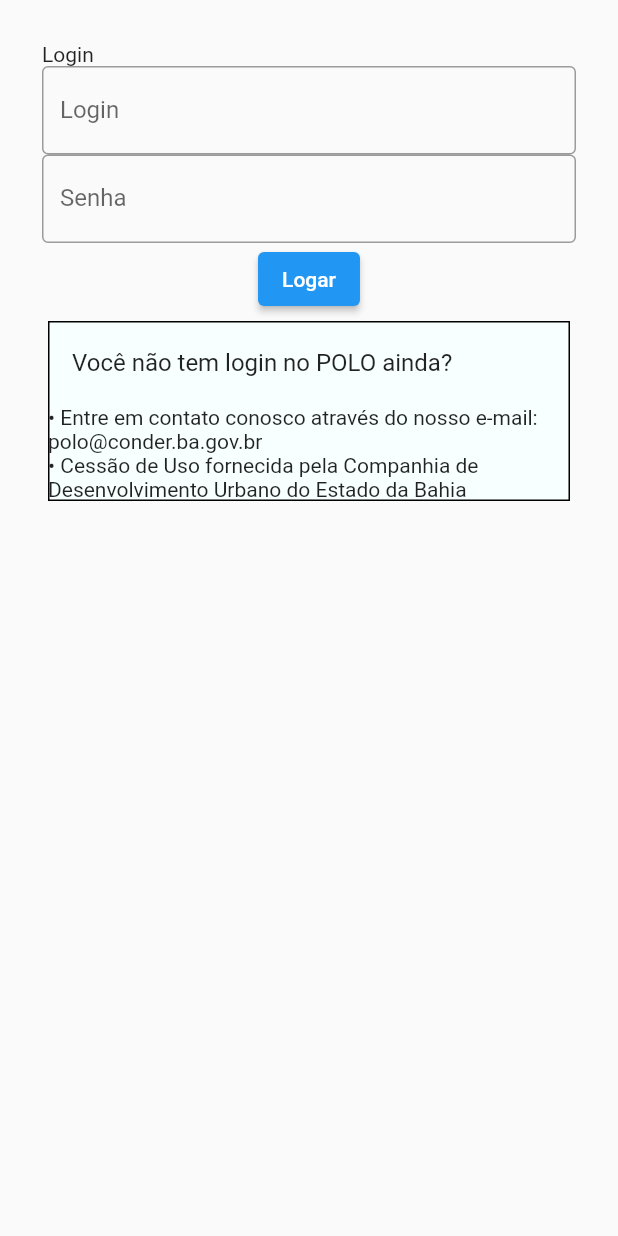
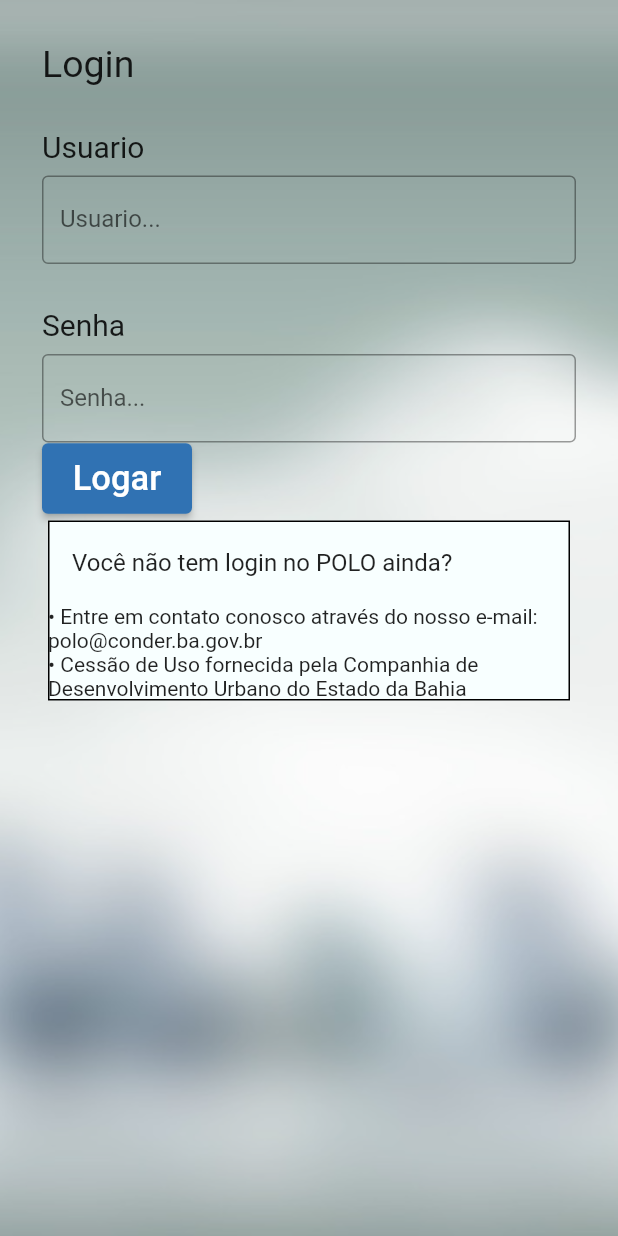
Before and after one commit to avmsantos/Polo, a Flutter app: the screen it shows after launch, on a phone screen of 412 x 824 dp. Run offline on Flutter 3.47's test engine with Material 2 defaults, Android fonts, the phone set to English and light mode, and no system bars.

Commit message:
subindo alteracoes

```diff
--- a/lib/homepage/home_page.dart
+++ b/lib/homepage/home_page.dart
@@ -7,6 +7,14 @@
   Widget build(BuildContext context) {
     return Scaffold(
       body: Container(
+        decoration: const BoxDecoration(
+          image: DecorationImage(
+            image: AssetImage(
+              'images/fundo.png',
+            ),
+            fit: BoxFit.cover,
+          ),
+        ),
         padding: const EdgeInsets.all(28),
         child: Column(
           children: [
@@ -14,25 +22,55 @@
               alignment: Alignment.centerLeft,
               child: Text(
                 'Login',
+                style: TextStyle(
+                  fontSize: 25,
+                ),
+              ),
+            ),
+            const Align(
+              alignment: Alignment.centerLeft,
+              child: Text(
+                'Usuario',
+                style: TextStyle(fontSize: 20, height: 3),
+              ),
+            ),
+            const TextField(
+              decoration: InputDecoration(
+                border: OutlineInputBorder(),
+                labelText: 'Usuario...',
+              ),
+            ),
+            const Align(
+              alignment: Alignment.centerLeft,
+              child: Text(
+                'Senha',
+                style: TextStyle(fontSize: 20, height: 3),
               ),
             ),
             const TextField(
               obscureText: true,
               decoration: InputDecoration(
                 border: OutlineInputBorder(),
-                labelText: 'Login',
+                labelText: 'Senha...',
               ),
             ),
-            const TextField(
-              obscureText: true,
-              decoration: InputDecoration(
-                border: OutlineInputBorder(),
-                labelText: 'Senha',
+            Align(
+              alignment: Alignment.centerLeft,
+              child: ElevatedButton(
+                style: ButtonStyle(
+                  minimumSize: MaterialStateProperty.all(const Size(100, 40)),
+                  padding: MaterialStateProperty.all(const EdgeInsets.all(10)),
+                  backgroundColor: MaterialStateProperty.all(
+                    const Color(0xff3072B3),
+                  ),
+                  //padding: EdgeInsetsGeometry
+                ),
+                onPressed: () {},
+                child: const Text(
+                  'Logar',
+                  style: TextStyle(fontSize: 23),
+                ),
               ),
-            ),
-            ElevatedButton(
-              onPressed: () {},
-              child: const Text('Logar'),
             ),
             Card(
               elevation: 0,
--- a/pubspec.yaml
+++ b/pubspec.yaml
@@ -60,8 +60,8 @@
   uses-material-design: true
 
   # To add assets to your application, add an assets section, like this:
-  # assets:
-  #   - images/a_dot_burr.jpeg
+  assets:
+    - images/
   #   - images/a_dot_ham.jpeg
 
   # An image asset can refer to one or more resolution-specific "variants", see
```
Also changed, not shown: images/fundo.png (added).
